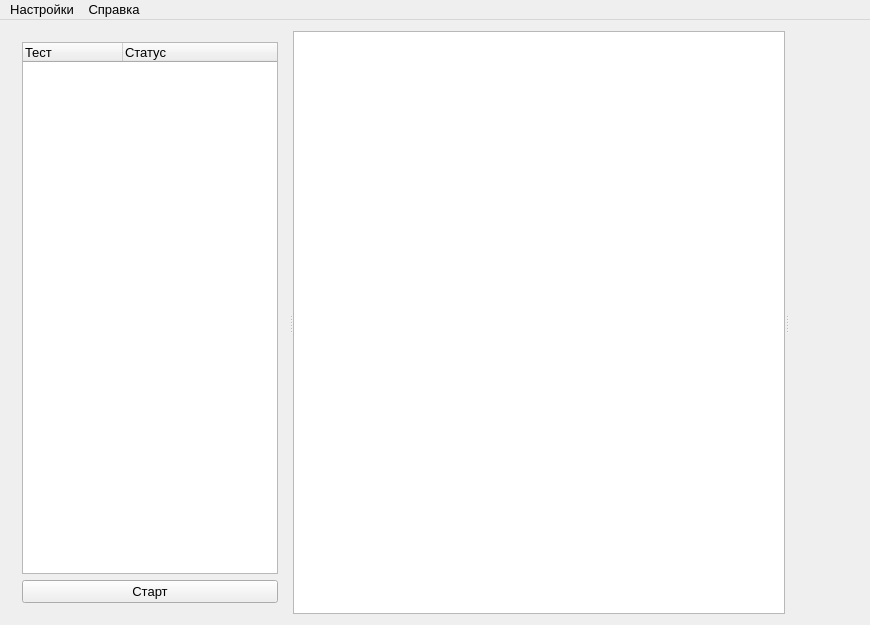
irsural/clb_autocheck, file ui/mainwindow.ui: the form before one commit.
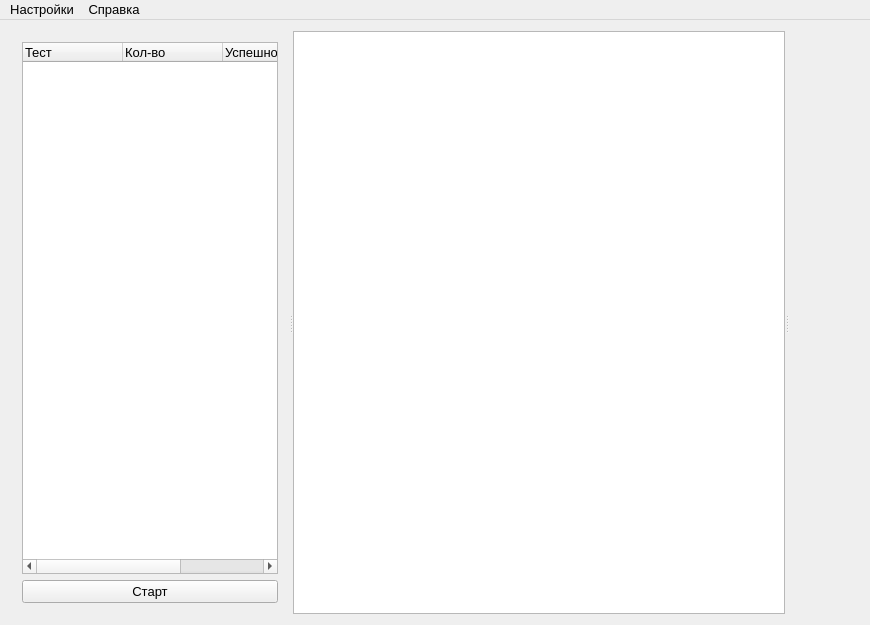
The form after the commit.

Patch:
```diff
--- a/ui/mainwindow.ui
+++ b/ui/mainwindow.ui
@@ -46,6 +46,16 @@
             <string>Тест</string>
            </property>
           </column>
+          <column>
+           <property name="text">
+            <string>Кол-во</string>
+           </property>
+          </column>
+          <column>
+           <property name="text">
+            <string>Успешно</string>
+           </property>
+          </column>
           <column>
            <property name="text">
             <string>Статус</string>
```
